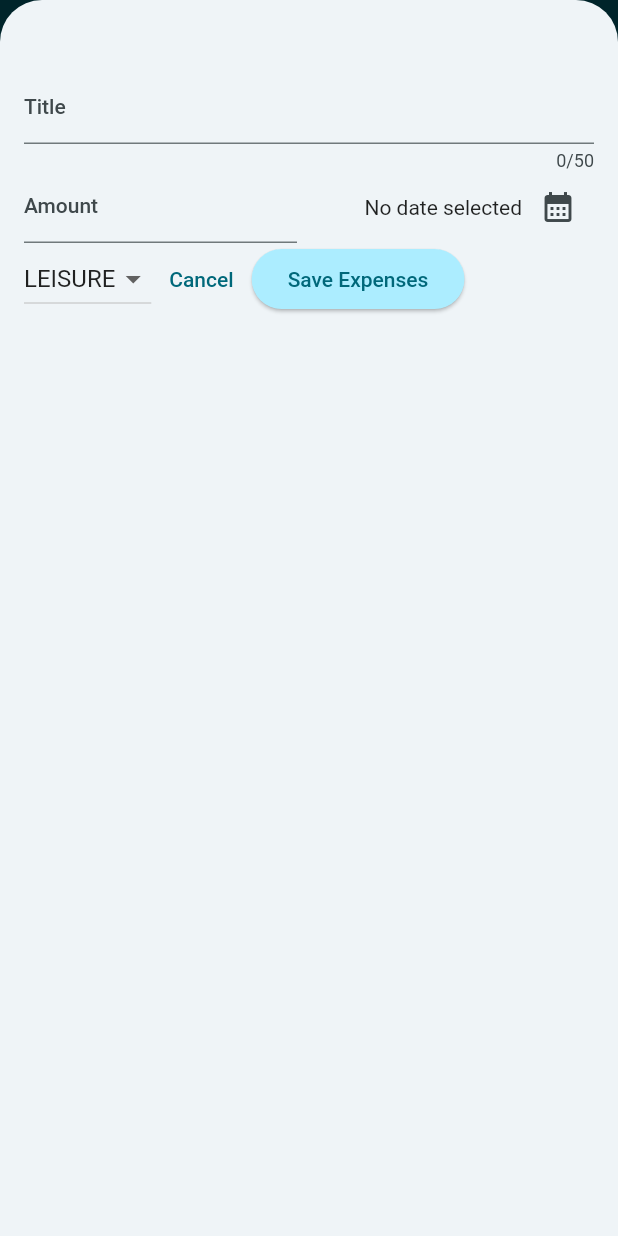
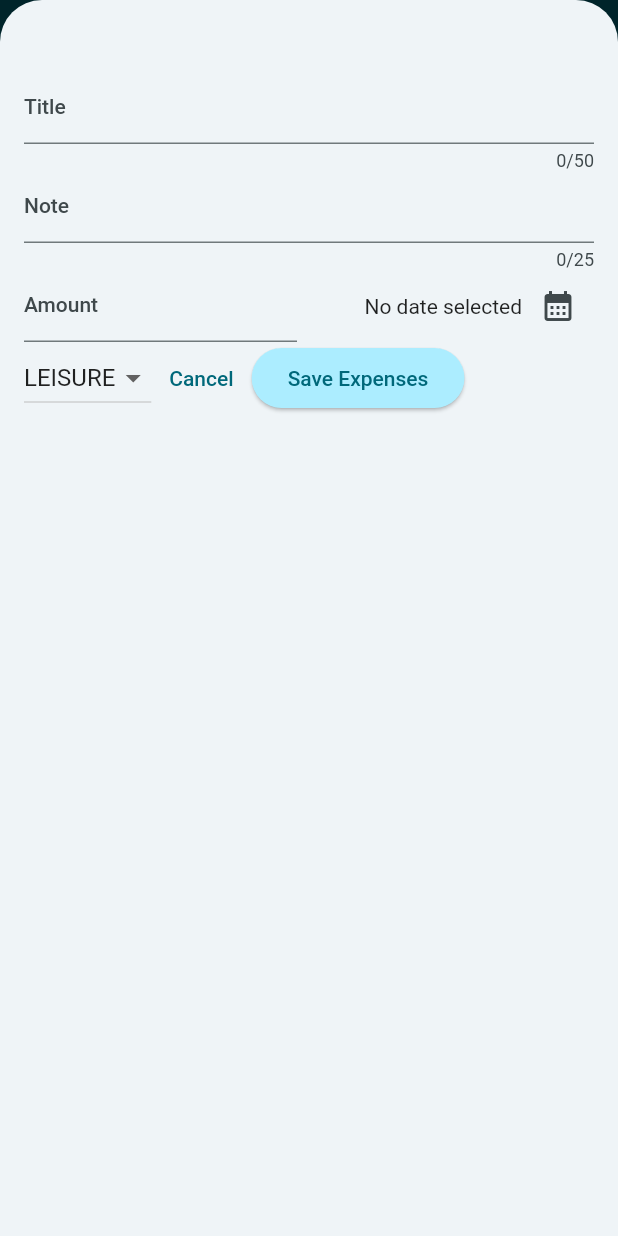
Before and after one commit to EllaGab09/expense-tracker-flutter, a Flutter app: the screen it shows after launch, after a tap on the "add" icon, on a phone screen of 412 x 824 dp. Run offline on Flutter 3.47's test engine with Material 2 defaults, Android fonts, the phone set to English and light mode, and no system bars.

Commit message:
Implement adding note to expense

```diff
--- a/lib/expenses.dart
+++ b/lib/expenses.dart
@@ -20,12 +20,14 @@ class _ExpensesState extends State<Expenses> {
       amount: 19.99,
       date: DateTime.now(),
       category: Category.work,
+      note: '',
     ),
     Expense(
       title: 'cinema',
       amount: 30.99,
       date: DateTime.now(),
       category: Category.leisure,
+      note: '',
     )
   ];
 
--- a/lib/models/expense.dart
+++ b/lib/models/expense.dart
@@ -22,6 +22,7 @@ class Expense {
     required this.amount,
     required this.date,
     required this.category,
+    required this.note,
   }) : id = uuid.v4();
 
   final String id;
@@ -29,6 +30,7 @@ class Expense {
   final double amount;
   final DateTime date;
   final Category category;
+  final String note;
 
   String get formattedDate {
     return formatter.format(date);
--- a/lib/models/new_expense.dart
+++ b/lib/models/new_expense.dart
@@ -15,6 +15,7 @@ class NewExpense extends StatefulWidget {
 class _NewExpenseState extends State<NewExpense> {
   final _titleController = TextEditingController();
   final _amountController = TextEditingController();
+  final _noteController = TextEditingController();
   DateTime? _selectedDate;
   Category _selectedCategory = Category.leisure;
 
@@ -44,7 +45,7 @@ class _NewExpenseState extends State<NewExpense> {
         builder: (ctx) => AlertDialog(
           title: const Text('Invalid input'),
           content: const Text(
-              'Please make sure a valid title, amount, date and category was entered.'),
+              'Please make sure a valid title, amount, date and category was entered. Note is optional.'),
           actions: [
             TextButton(
                 onPressed: () {
@@ -63,6 +64,7 @@ class _NewExpenseState extends State<NewExpense> {
         amount: enteredAmount,
         date: _selectedDate!,
         category: _selectedCategory,
+        note: _noteController.text,
       ),
     );
 
@@ -89,6 +91,13 @@ class _NewExpenseState extends State<NewExpense> {
               label: Text('Title'),
             ),
           ),
+          TextField(
+            controller: _noteController,
+            maxLength: 25,
+            decoration: const InputDecoration(
+              label: Text('Note'),
+            ),
+          ),
           Row(
             children: [
               Expanded(
@@ -107,9 +116,11 @@ class _NewExpenseState extends State<NewExpense> {
                   mainAxisAlignment: MainAxisAlignment.end,
                   crossAxisAlignment: CrossAxisAlignment.center,
                   children: [
-                    Text(_selectedDate == null
-                        ? 'No date selected'
-                        : formatter.format(_selectedDate!)),
+                    Text(
+                      _selectedDate == null
+                          ? 'No date selected'
+                          : formatter.format(_selectedDate!),
+                    ),
                     IconButton(
                       onPressed: _presentDatePicker,
                       icon: const Icon(
--- a/lib/widgets/expenses_list/expenses_item.dart
+++ b/lib/widgets/expenses_list/expenses_item.dart
@@ -18,6 +18,8 @@ class ExpenseItem extends StatelessWidget {
         child: Column(
           children: [
             Text(expense.title, style: Theme.of(context).textTheme.titleLarge),
+            //Extra feat: Display expense note
+            Text(expense.note, style: Theme.of(context).textTheme.titleSmall),
             const SizedBox(height: 4),
             Row(
               children: [
```
